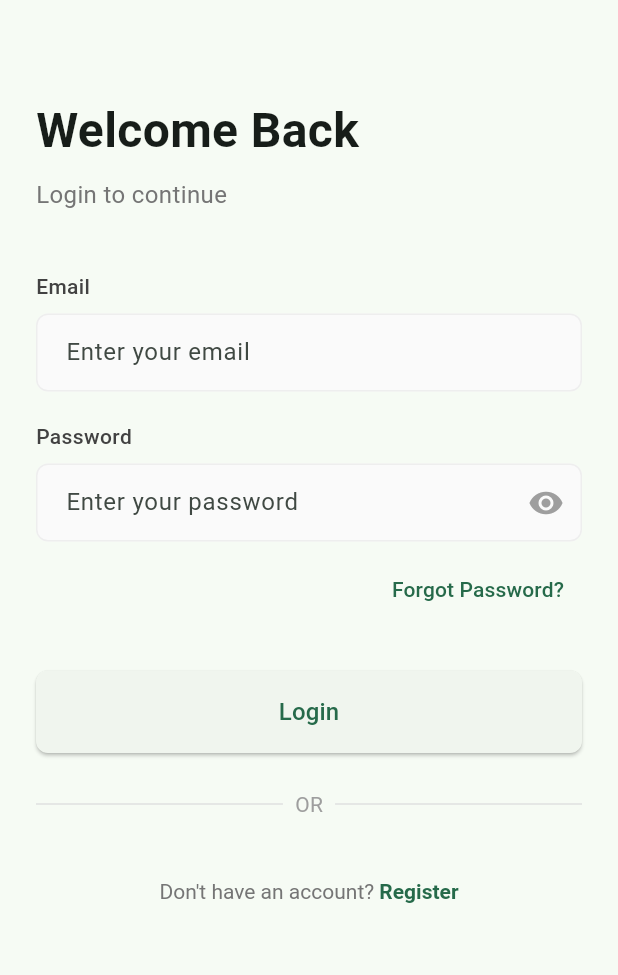
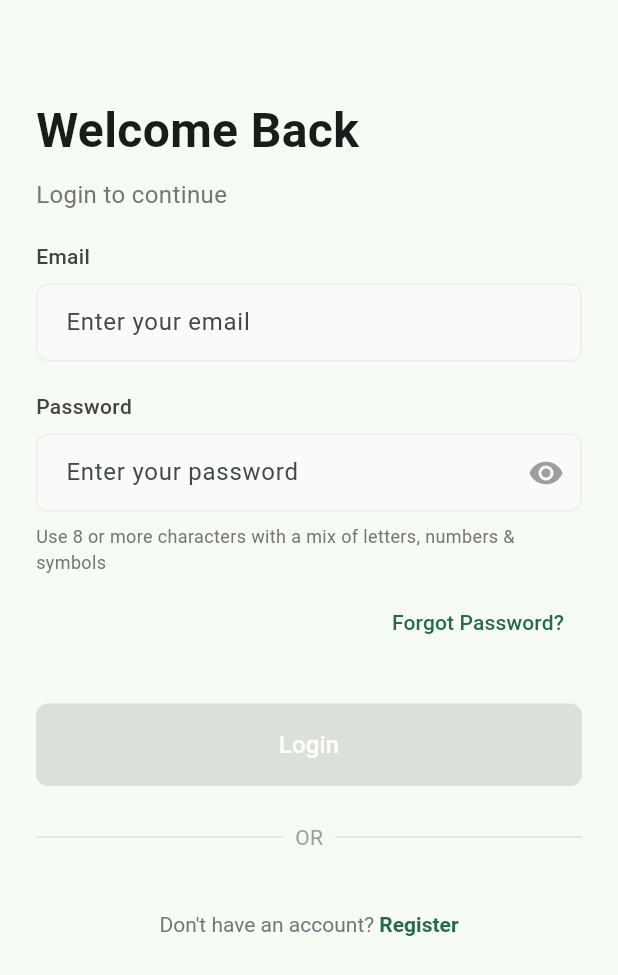
Before and after one commit to DinukaPrasad/EL_Tracker_app, a Flutter app: the screen it shows after launch, on a phone screen of 412 x 824 dp. Shown: the top 975 px of the screen. Run offline on Flutter 3.47's test engine with Material 3 defaults, Android fonts, the light colour scheme and no system bars; our stand-ins replace cloud_firestore, firebase_auth, firebase_core, fl_chart; accounts and stored records are empty.

Commit message:
Enhance client and login screens, add Android platform code
Improved client management and login screens with better loading indicators, form validation, and login button state management. Added platform channel implementation in MainActivity.kt and a basic test in MainActivityTest.java. Updated AndroidManifest.xml with permissions for internet, camera, and location. Minor README and VSCode settings formatting fixes.

```diff
--- a/lib/screens/login_view.dart
+++ b/lib/screens/login_view.dart
@@ -18,6 +18,28 @@ class _LoginViewState extends State<LoginView> {
   final TextEditingController _passwordController = TextEditingController();
   bool _isLoading = false;
   bool _obscurePassword = true;
+  bool _canLogin = false;
+  @override
+  void initState() {
+    super.initState();
+    _emailController.addListener(_updateLoginButtonState);
+    _passwordController.addListener(_updateLoginButtonState);
+  }
+
+  @override
+  void dispose() {
+    _emailController.removeListener(_updateLoginButtonState);
+    _passwordController.removeListener(_updateLoginButtonState);
+    super.dispose();
+  }
+
+  void _updateLoginButtonState() {
+    setState(() {
+      _canLogin =
+          _emailController.text.trim().isNotEmpty &&
+          _passwordController.text.trim().isNotEmpty;
+    });
+  }
 
   Future<void> _login() async {
     setState(() => _isLoading = true);
@@ -37,10 +59,10 @@ class _LoginViewState extends State<LoginView> {
           // ignore: avoid_print
           print('User details: $userDetails');
           if (mounted) {
-            Navigator.pushReplacement(
-              context,
+            Navigator.of(context).pushReplacement(
               MaterialPageRoute(
                 builder: (context) => HomePage(username: userDetails.name),
+                settings: const RouteSettings(),
               ),
             );
           }
@@ -115,7 +137,7 @@ class _LoginViewState extends State<LoginView> {
                 style: TextStyle(fontSize: 16, color: Colors.grey.shade600),
               ),
 
-              const SizedBox(height: 40),
+              const SizedBox(height: 20),
 
               // Email Field
               Text(
@@ -128,7 +150,10 @@ class _LoginViewState extends State<LoginView> {
               const SizedBox(height: 8),
               TextField(
                 controller: _emailController,
-                decoration: _inputDecoration('Enter your email'),
+                decoration: _inputDecoration(
+                  'Enter your email',
+                  suffixIcon: null,
+                ),
                 keyboardType: TextInputType.emailAddress,
                 textInputAction: TextInputAction.next,
               ),
@@ -144,7 +169,6 @@ class _LoginViewState extends State<LoginView> {
                 ),
               ),
               const SizedBox(height: 8),
-
               TextField(
                 controller: _passwordController,
                 decoration: _inputDecoration(
@@ -167,6 +191,12 @@ class _LoginViewState extends State<LoginView> {
               ),
 
               const SizedBox(height: 8),
+              Text(
+                'Use 8 or more characters with a mix of letters, numbers & symbols',
+                style: TextStyle(fontSize: 12, color: Colors.grey.shade600),
+              ),
+
+              const SizedBox(height: 8),
               Align(
                 alignment: Alignment.centerRight,
                 child: TextButton(
@@ -186,12 +216,16 @@ class _LoginViewState extends State<LoginView> {
               SizedBox(
                 width: double.infinity,
                 child: ElevatedButton(
-                  onPressed: _isLoading ? null : _login,
+                  onPressed: _isLoading || !_canLogin ? null : _login,
                   style: ElevatedButton.styleFrom(
                     padding: const EdgeInsets.symmetric(vertical: 16),
                     shape: RoundedRectangleBorder(
                       borderRadius: BorderRadius.circular(8),
                     ),
+                    backgroundColor:
+                        _isLoading || !_canLogin
+                            ? Colors.grey.shade300
+                            : Theme.of(context).primaryColor,
                   ),
                   child:
                       _isLoading
@@ -203,7 +237,10 @@ class _LoginViewState extends State<LoginView> {
                               color: Colors.white,
                             ),
                           )
-                          : const Text('Login', style: TextStyle(fontSize: 16)),
+                          : const Text(
+                            'Login',
+                            style: TextStyle(fontSize: 16, color: Colors.white),
+                          ),
                 ),
               ),
 
@@ -229,14 +266,15 @@ class _LoginViewState extends State<LoginView> {
               // Register Button
               Center(
                 child: TextButton(
-                  onPressed: () {
-                    Navigator.push(
-                      context,
-                      MaterialPageRoute(
-                        builder: (context) => const RegisterView(),
-                      ),
-                    );
-                  },
+                  onPressed:
+                      _isLoading
+                          ? null
+                          : () => Navigator.push(
+                            context,
+                            MaterialPageRoute(
+                              builder: (context) => const RegisterView(),
+                            ),
+                          ),
                   child: RichText(
                     text: TextSpan(
                       text: "Don't have an account? ",
@@ -263,7 +301,8 @@ class _LoginViewState extends State<LoginView> {
 
   InputDecoration _inputDecoration(String hintText, {Widget? suffixIcon}) {
     return InputDecoration(
-      hintText: hintText,
+      labelText: hintText,
+      hintText: '',
       filled: true,
       fillColor: Colors.grey.shade50,
       border: OutlineInputBorder(
```
Also changed, not shown: lib/screens/client_management.dart (+48 -3 lines), 4 other files.
